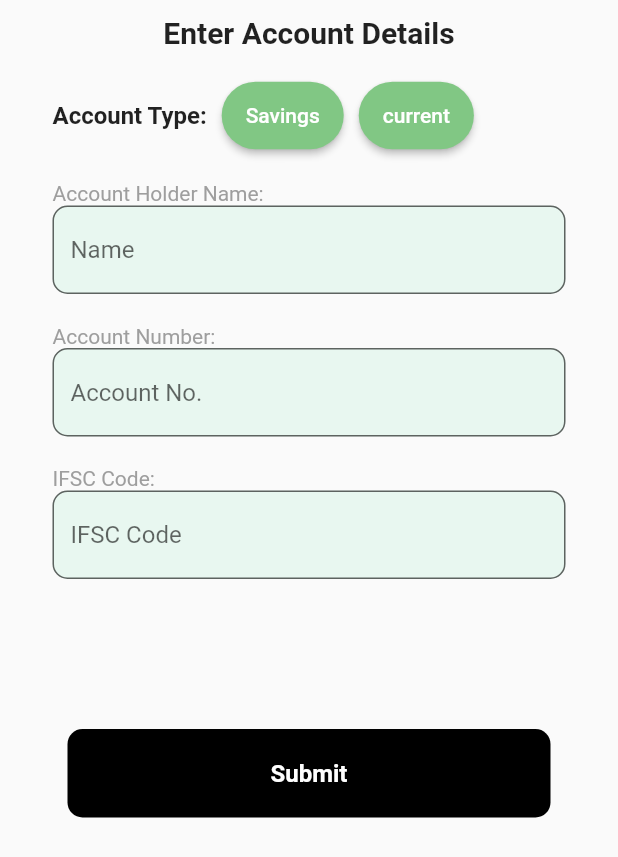
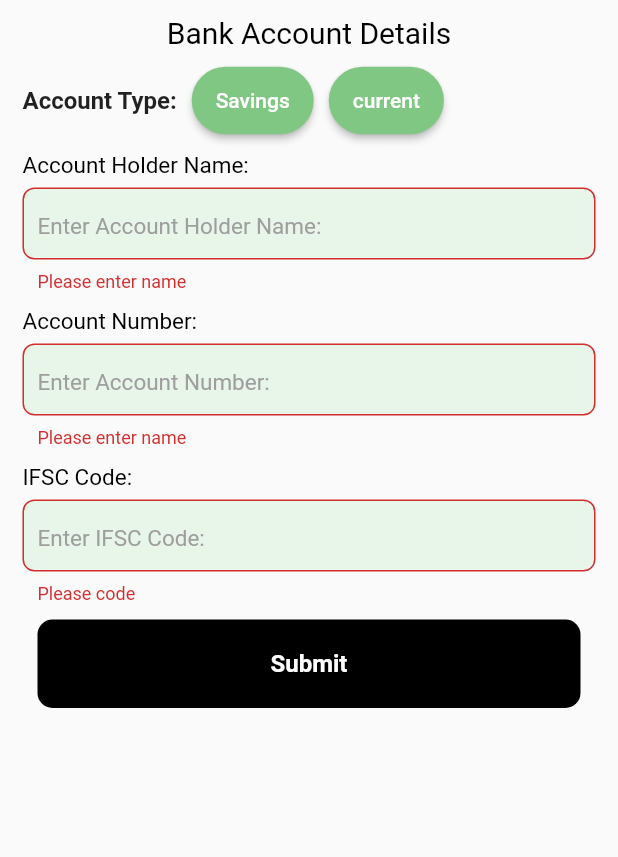
Before and after one commit to honeybansal2968/service-provider-flutter.fork, a Flutter app: the MachanicPage4 screen opened directly, after a tap on "Submit", on a phone screen of 412 x 824 dp. Shown: the top 857 px of the screen. Run offline on Flutter 3.47's test engine with Material 2 defaults, Android fonts, the phone set to English and light mode, and no system bars; our stand-ins replace curved_navigation_bar, flutter_zoom_drawer, google_sign_in, image_picker, pinput.

Commit message:
Mechanic KYC Data Validation done

```diff
--- a/lib/Profile/KYC/Mechanic KYC/machanic_page4.dart
+++ b/lib/Profile/KYC/Mechanic KYC/machanic_page4.dart
@@ -1,8 +1,10 @@
 import 'package:flutter/material.dart';
+import 'package:flutter/services.dart';
 import 'package:provider/provider.dart';
 
 import '../../../apis/michanic_api.dart';
 import '../../../components/my_button_2.dart';
+import '../../../components/my_text_form_field.dart';
 import '../../../models/mechanic_data_model.dart';
 import '../../../provider/mechanic_data_provider.dart';
 
@@ -21,9 +23,24 @@ class _MachanicPage4State extends State<MachanicPage4> {
 
   // A variable to hold the selected account type
   var accountType = '';
+  double dist = 10;
+
+  // keys
+  final _key = GlobalKey<FormState>();
+  // focusNodes
+  final nameFocus = FocusNode();
+  final numberFocus = FocusNode();
+  final ifscFocus = FocusNode();
+
+  // nextFocus
+  void nextFocus(FocusNode node) => node.requestFocus();
 
 
   void _submitForm() async {
+
+
+
+
     final dataProvider = Provider.of<MechanicDataProvider>(context, listen: false);
 
     final page1Data = dataProvider.page1Data;
@@ -98,28 +115,22 @@ class _MachanicPage4State extends State<MachanicPage4> {
   @override
   Widget build(BuildContext context) {
     return Scaffold(
-      body: Stack(
-        children: [
-          SingleChildScrollView(
+      body: Padding(
+        padding: const EdgeInsets.symmetric(vertical: 0,horizontal: 15),
+        child: SingleChildScrollView(
+          child: Form(
+            key: _key,
             child: Column(
               children: [
-                const SizedBox(
-                  height: 10,
+
+                SizedBox(height: dist),
+
+                const Text(
+                  'Bank Account Details',
+                  style: TextStyle(color: Colors.black, fontSize: 20),
                 ),
-                Container(
-                  margin: const EdgeInsets.only(left: 35, right: 35),
-                  child: Column(
-                    children: [
-                      Column(
-                        children: [
-                          const Text(
-                            'Enter Account Details',
-                            style: TextStyle(
-                                fontSize: 20, fontWeight: FontWeight.bold),
-                          ),
-                          const SizedBox(
-                            height: 20,
-                          ),
+                SizedBox(height: dist),
+
                 Row(
                   children: [
                     const Text(
@@ -158,76 +169,68 @@ class _MachanicPage4State extends State<MachanicPage4> {
                       },
                     ),
                   ],
-                          )
+                ),
+                SizedBox(height: dist),
+
+                MyTextFormField(
+                  controller: _controllermachnaicaccholdername,
+                  onFieldSubmitted: (_) => nextFocus(numberFocus),
+                  label: "Account Holder Name:",
+                  hintText: "Enter Account Holder Name:",
+                  validator: (name) {
+                    if (name != null && name.trim().isNotEmpty) return null;
+                    return "Please enter name";
+                  },
+                ),
+
+                SizedBox(height: dist),
+
+                MyTextFormField(
+                  controller: _controllermachanicaccno,
+                  focusNode: numberFocus,
+                  onFieldSubmitted: (_) => nextFocus(ifscFocus),
+                  label: "Account Number:",
+                  hintText: "Enter Account Number:",
+                  keyboardType: TextInputType.number,
+                  inputFormatters: [
+                    FilteringTextInputFormatter.allow(RegExp('[0-9]'))
                   ],
+                  maxLength: 20,
+                  validator: (name) {
+                    if (name != null && name.trim().isNotEmpty) return null;
+                    return "Please enter name";
+                  },
+
                 ),
-                      const SizedBox(height: 20), //1
-                      const Align(
-                        alignment: Alignment.centerLeft,
-                        child: Text(
-                          'Account Holder Name:',
-                          textAlign: TextAlign.start,
-                          style: TextStyle(color: Colors.grey),
+
+                SizedBox(height: dist),
+                MyTextFormField(
+                  controller: _controllermachanicownerifsccode,
+                  focusNode: ifscFocus,
+                  label: "IFSC Code:",
+                  hintText: "Enter IFSC Code:",
+                  validator: (name) {
+                    if (name != null && name.trim().isNotEmpty) return null;
+                    return "Please code";
+                  },
                 ),
-                      ),
-                      TextField(
-                        controller: _controllermachnaicaccholdername,
-                        style: const TextStyle(),
-                        decoration: InputDecoration(
-                          fillColor: const Color(0XFFe8f7f0),
-                          filled: true,
-                          hintText: "Name",
-                          border: OutlineInputBorder(
-                            borderRadius: BorderRadius.circular(10),
-                          ),
-                        ),
-                      ),
-                      const SizedBox(height: 20), //2
-                      const Align(
-                        alignment: Alignment.centerLeft,
-                        child: Text(
-                          'Account Number:',
-                          textAlign: TextAlign.start,
-                          style: TextStyle(color: Colors.grey),
-                        ),
-                      ),
-                      TextField(
-                        controller: _controllermachanicaccno,
-                        style: const TextStyle(),
-                        decoration: InputDecoration(
-                          fillColor: const Color(0XFFe8f7f0),
-                          filled: true,
-                          hintText: "Account No.",
-                          border: OutlineInputBorder(
-                            borderRadius: BorderRadius.circular(10),
-                          ),
-                        ),
-                      ),
-                      const SizedBox(height: 20), //3
-                      const Align(
-                        alignment: Alignment.centerLeft,
-                        child: Text(
-                          'IFSC Code:',
-                          textAlign: TextAlign.start,
-                          style: TextStyle(color: Colors.grey),
-                        ),
-                      ),
-                      TextField(
-                        controller: _controllermachanicownerifsccode,
-                        style: const TextStyle(),
-                        decoration: InputDecoration(
-                          fillColor: const Color(0XFFe8f7f0),
-                          filled: true,
-                          hintText: "IFSC Code",
-                          border: OutlineInputBorder(
-                            borderRadius: BorderRadius.circular(10),
-                          ),
-                        ),
-                      ),
-                      const SizedBox(height: 100),
+
+                SizedBox(height: dist),
+
+
                 MyButton2(
                   text: 'Submit',
-                        onTap: _submitForm
+                  onTap: (){
+                    print("clicked");
+                    if(_key.currentState !=null && _key.currentState!.validate()){
+
+                      print("Validated");
+
+                      _submitForm();
+
+
+                    }
+                  }
 
 
 
@@ -235,10 +238,7 @@ class _MachanicPage4State extends State<MachanicPage4> {
               ],
             ),
           ),
-              ],
         ),
-          ),
-        ],
       ),
     );
   }
```
Also changed, not shown: lib/Profile/KYC/Mechanic KYC/machanic_page1.dart (+59 -42 lines), lib/Profile/KYC/Mechanic KYC/machanic_page2.dart (+26 -31 lines), lib/Profile/KYC/Mechanic KYC/machanic_page3.dart (+94 -106 lines). Lines whose indentation alone changed are shown as unchanged.
